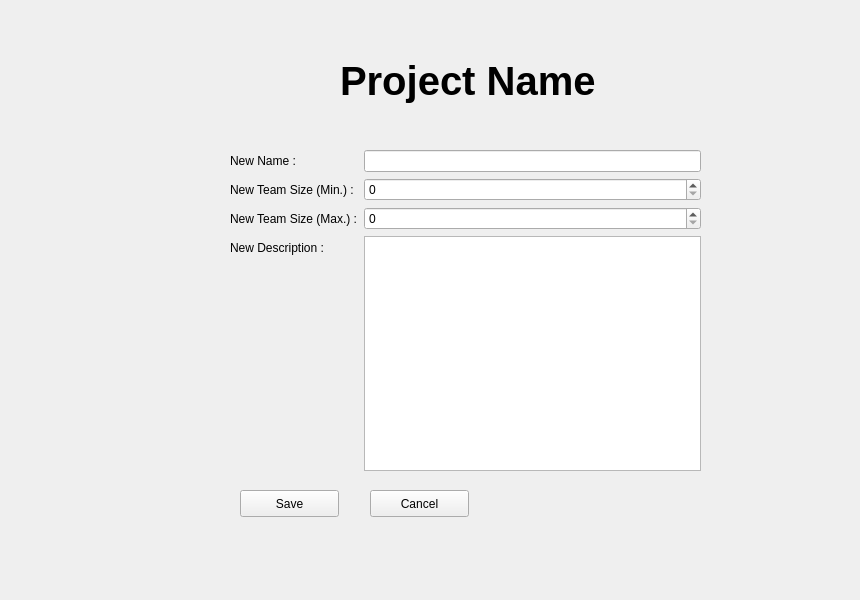
First picture: the form in project_files/editprojectpage.ui, repository aboodmufti/cupid, before the edit.
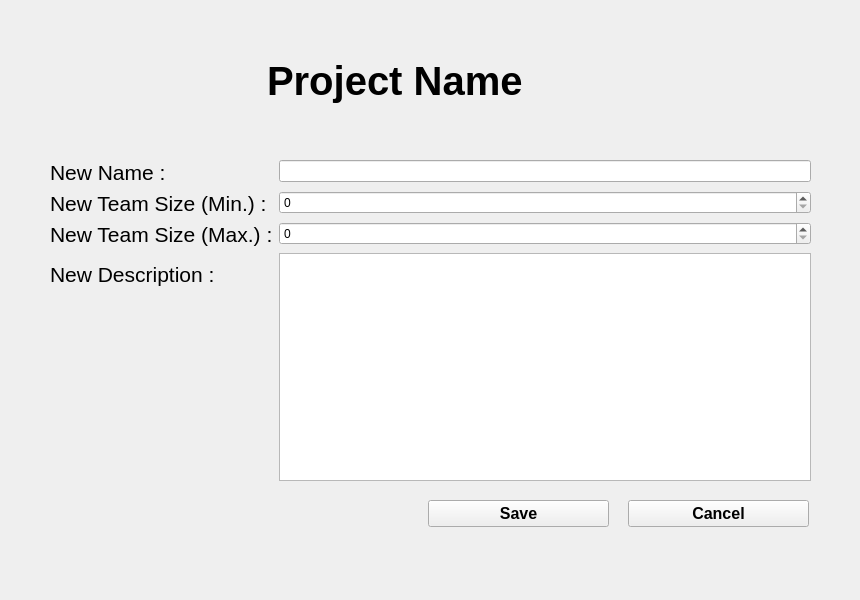
Second picture: the form after the edit.

```diff
--- a/project_files/editprojectpage.ui
+++ b/project_files/editprojectpage.ui
@@ -16,15 +16,22 @@
   <widget class="QWidget" name="formLayoutWidget">
    <property name="geometry">
     <rect>
-     <x>230</x>
-     <y>150</y>
-     <width>471</width>
+     <x>50</x>
+     <y>160</y>
+     <width>761</width>
      <height>321</height>
     </rect>
    </property>
    <layout class="QFormLayout" name="formLayout">
     <item row="0" column="0">
      <widget class="QLabel" name="label_2">
+      <property name="font">
+       <font>
+        <pointsize>16</pointsize>
+        <weight>50</weight>
+        <bold>false</bold>
+       </font>
+      </property>
       <property name="text">
        <string>New Name :</string>
       </property>
@@ -35,6 +42,11 @@
     </item>
     <item row="2" column="0">
      <widget class="QLabel" name="label_3">
+      <property name="font">
+       <font>
+        <pointsize>16</pointsize>
+       </font>
+      </property>
       <property name="text">
        <string>New Team Size (Min.) :</string>
       </property>
@@ -42,6 +54,11 @@
     </item>
     <item row="3" column="0">
      <widget class="QLabel" name="label_4">
+      <property name="font">
+       <font>
+        <pointsize>16</pointsize>
+       </font>
+      </property>
       <property name="text">
        <string>New Team Size (Max.) :</string>
       </property>
@@ -58,6 +75,11 @@
     </item>
     <item row="4" column="0">
      <widget class="QLabel" name="label_5">
+      <property name="font">
+       <font>
+        <pointsize>16</pointsize>
+       </font>
+      </property>
       <property name="text">
        <string>New Description :</string>
       </property>
@@ -68,12 +90,20 @@
   <widget class="QPushButton" name="pushButton_2">
    <property name="geometry">
     <rect>
-     <x>370</x>
-     <y>490</y>
-     <width>99</width>
+     <x>628</x>
+     <y>500</y>
+     <width>181</width>
      <height>27</height>
     </rect>
    </property>
+   <property name="font">
+    <font>
+     <pointsize>12</pointsize>
+     <weight>75</weight>
+     <italic>false</italic>
+     <bold>true</bold>
+    </font>
+   </property>
    <property name="text">
     <string>Cancel</string>
    </property>
@@ -81,28 +111,37 @@
   <widget class="QPushButton" name="pushButton">
    <property name="geometry">
     <rect>
-     <x>240</x>
-     <y>490</y>
-     <width>99</width>
+     <x>428</x>
+     <y>500</y>
+     <width>181</width>
      <height>27</height>
     </rect>
    </property>
+   <property name="font">
+    <font>
+     <pointsize>12</pointsize>
+     <weight>75</weight>
+     <bold>true</bold>
+    </font>
+   </property>
    <property name="text">
     <string>Save</string>
    </property>
   </widget>
-  <widget class="QLabel" name="label">
+  <widget class="QWidget" name="verticalLayoutWidget_3">
    <property name="geometry">
     <rect>
-     <x>340</x>
-     <y>50</y>
-     <width>261</width>
-     <height>61</height>
+     <x>240</x>
+     <y>10</y>
+     <width>311</width>
+     <height>141</height>
     </rect>
    </property>
+   <layout class="QVBoxLayout" name="verticalLayout_4">
+    <item alignment="Qt::AlignHCenter">
+     <widget class="QLabel" name="label_6">
    <property name="font">
     <font>
-     <family>Ubuntu</family>
      <pointsize>30</pointsize>
      <weight>75</weight>
      <bold>true</bold>
@@ -111,6 +150,9 @@
    <property name="text">
     <string>Project Name</string>
    </property>
+     </widget>
+    </item>
+   </layout>
   </widget>
  </widget>
  <resources/>
```
Lines whose indentation alone changed are shown as unchanged.
